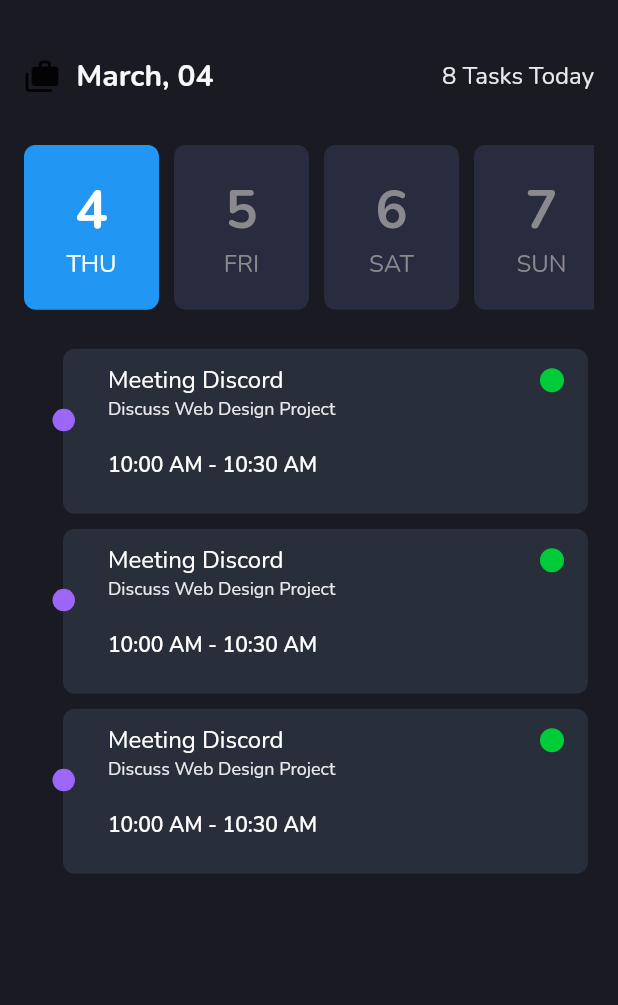
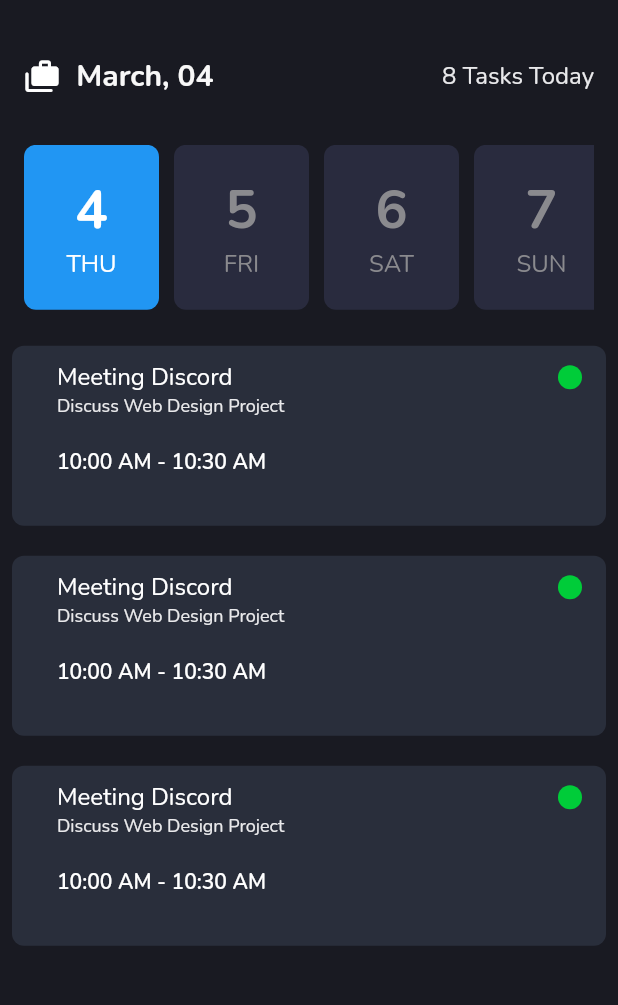
Before and after one commit to Somrat-H/Task-Management-Mobile-App-UI, a Flutter app: the Calender screen opened directly, on a phone screen of 412 x 824 dp, the part 70-1075 px from its top. Run offline on Flutter 3.47's test engine with Material 2 defaults, Android fonts, the phone set to English and light mode, and no system bars; our stand-ins replace google_fonts.

Commit message:
button auto foucs edited

```diff
--- a/lib/ widget/calender_tile.dart
+++ b/lib/ widget/calender_tile.dart
@@ -7,19 +7,8 @@
     height: 120,
     width: double.infinity,
     child: LayoutBuilder(
-
       builder: (context, constraint){
-
-      return Stack(
-        children: [
-          Align(
-            alignment: Alignment.bottomRight,
-            child: Padding(
-              padding: const EdgeInsets.only(right: 20),
-              child: SizedBox(
-                height: 110,
-                width: 350,
-                child: Container(
+      return Container(
                   decoration: BoxDecoration(
                     color: const Color(0xff292E3B),
                     borderRadius: BorderRadius.circular(8),
@@ -57,22 +46,70 @@
                       ],
                     ),
                   ),
-                ),
-              ),
-            ),
-          ),
-          Positioned(
-            top: 50,
-            left: 35,
-            child: Container(
-              height: 15,
-              width: 15,
-              decoration:
-                  const BoxDecoration(shape: BoxShape.circle, color: Color(0xff9C67F9)),
-            ),
-          )
-        ],
-      );
+                );
+      // return Stack(
+      //   children: [
+      //     Align(
+      //       alignment: Alignment.bottomRight,
+      //       child: Padding(
+      //         padding: const EdgeInsets.only(right: 20),
+      //         child: SizedBox(
+      //           height: 110,
+      //           width: 350,
+      //           child: Container(
+      //             decoration: BoxDecoration(
+      //               color: const Color(0xff292E3B),
+      //               borderRadius: BorderRadius.circular(8),
+      //             ),
+      //             child: Padding(
+      //               padding: const EdgeInsets.only(left: 30),
+      //               child: Column(
+      //                 crossAxisAlignment: CrossAxisAlignment.start,
+      //                 children: [
+      //                   Padding(
+      //                     padding: const EdgeInsets.only(top: 10, right: 16),
+      //                     child: Row(
+      //                       mainAxisAlignment: MainAxisAlignment.spaceBetween,
+      //                       children: [
+      //                         myStyle('Meeting Discord', 16, Colors.white,
+      //                             FontWeight.w400),
+      //                         Container(
+      //                           height: 16,
+      //                           width: 16,
+      //                           decoration: const BoxDecoration(
+      //                             shape: BoxShape.circle,
+      //                             color: Color(0xff00CC39),
+      //                           ),
+      //                         )
+      //                       ],
+      //                     ),
+      //                   ),
+      //                   myStyle('Discuss Web Design Project', 12,
+      //                       const Color(0xffE9E9EB), FontWeight.w400),
+      //                   const SizedBox(
+      //                     height: 20,
+      //                   ),
+      //                   myStyle('10:00 AM - 10:30 AM', 14, Colors.white,
+      //                       FontWeight.w600),
+      //                 ],
+      //               ),
+      //             ),
+      //           ),
+      //         ),
+      //       ),
+      //     ),
+      //     Positioned(
+      //       top: 50,
+      //       left: 35,
+      //       child: Container(
+      //         height: 15,
+      //         width: 15,
+      //         decoration:
+      //             const BoxDecoration(shape: BoxShape.circle, color: Color(0xff9C67F9)),
+      //       ),
+      //     )
+      //   ],
+      // );
       }
     ),
   );
--- a/lib/ui/navBar/calender.dart
+++ b/lib/ui/navBar/calender.dart
@@ -7,7 +7,6 @@
 import '../../ widget/my_style.dart';
 
 class Calender extends StatefulWidget {
-
   const Calender({Key? key}) : super(key: key);
 
   @override
@@ -34,9 +33,9 @@
               children: [
                 Row(
                   children: [
-                    const Icon(Icons.cases_rounded),
-                    myStyle(
-                        '  March, 04', 20, const Color(0xffF8F8F8), FontWeight.w700),
+                    const Icon(Icons.cases_rounded, color: Colors.white,),
+                    myStyle('  March, 04', 20, const Color(0xffF8F8F8),
+                        FontWeight.w700),
                   ],
                 ),
                 Row(
@@ -58,25 +57,35 @@
                   scrollDirection: Axis.horizontal,
                   itemBuilder: (_, index) {
                     return InkWell(
-                      onTap: (){
+                      onTap: () {
                         track = index;
-                       setState(() {
-
-                       });
+                        setState(() {});
                       },
                       child: Container(
                         height: 100,
                         width: 90,
                         decoration: BoxDecoration(
-                            color: track == index ? Colors.blue : const Color(0xff292B3E),
+                            color: track == index
+                                ? Colors.blue
+                                : const Color(0xff292B3E),
                             borderRadius: BorderRadius.circular(8)),
                         child: Column(
                           mainAxisAlignment: MainAxisAlignment.center,
                           children: [
-                            myStyle(myCalenderData[index].date.toString(), 36,
-                              track == index ?   Colors.white : const Color(0xff8A8A8E), FontWeight.w700),
-                            myStyle(myCalenderData[index].day.toString(), 16,
-                                track == index ?   Colors.white : const Color(0xff8A8A8E), FontWeight.w400),
+                            myStyle(
+                                myCalenderData[index].date.toString(),
+                                36,
+                                track == index
+                                    ? Colors.white
+                                    : const Color(0xff8A8A8E),
+                                FontWeight.w700),
+                            myStyle(
+                                myCalenderData[index].day.toString(),
+                                16,
+                                track == index
+                                    ? Colors.white
+                                    : const Color(0xff8A8A8E),
+                                FontWeight.w400),
                           ],
                         ),
                       ),
@@ -92,16 +101,23 @@
           ),
           Expanded(
               child: SingleChildScrollView(
+            child: Padding(
+              padding: const EdgeInsets.all(8.0),
               child: Column(
                 children: [
                   myCalenderTile(),
+                  const SizedBox(
+                    height: 20,
+                  ),
                   myCalenderTile(),
+                  const SizedBox(
+                    height: 20,
+                  ),
                   myCalenderTile(),
                 ],
               ),
-            )
-            )
-
+            ),
+          ))
         ],
       )),
     );
--- a/lib/ui/navBar/person.dart
+++ b/lib/ui/navBar/person.dart
@@ -18,6 +18,7 @@
                 children: [
                   myStyle("My Profile", 16, const Color(0xffF8F8F8), FontWeight.w700),
                   InkWell(
+                    autofocus: false,
                       onTap: (){
                         Navigator.pushReplacement(context, MaterialPageRoute(builder: (_)=> const LogIn()));
                       },
--- a/lib/ui/on_boarding1.dart
+++ b/lib/ui/on_boarding1.dart
@@ -120,8 +120,11 @@
               ],),
             ),
 
-
+             Divider(
+              height: MediaQuery.of(context).size.height * .15,
+            ),
             InkWell(
+              autofocus: false,
               onTap: (){
                 Navigator.push(context, MaterialPageRoute(builder: (_)=> const OnBoarding2()));
               },
--- a/lib/ui/on_boarding2.dart
+++ b/lib/ui/on_boarding2.dart
@@ -65,8 +65,11 @@
               ],),
             ),
 
-
+             Divider(
+              height: MediaQuery.of(context).size.height * .15,
+            ),
             InkWell(
+              autofocus: false,
               onTap: (){
                 Navigator.push(context, MaterialPageRoute(builder: (_)=> const OnBoarding3()));
               },
--- a/lib/ui/signup.dart
+++ b/lib/ui/signup.dart
@@ -25,6 +25,7 @@
                     Navigator.push(context, MaterialPageRoute(builder: (_)=> const OnBoarding3()));
                   }, icon: const Icon(Icons.close, color: Colors.white,)),
                  InkWell(
+                  autofocus: false,
                    onTap: (){
                      Navigator.push(context, MaterialPageRoute(builder: (_)=> const LogIn()));
                    },
@@ -73,6 +74,7 @@
             ),
             Padding(padding: const EdgeInsets.only(left: 16, right: 16),
                 child:  InkWell(
+                  autofocus: false,
                   onTap: (){
                     Navigator.push(context, MaterialPageRoute(builder: (_)=> const Stepper1()));
                   },
--- a/lib/ui/steeper3.dart
+++ b/lib/ui/steeper3.dart
@@ -68,6 +68,7 @@
             ),
             const SizedBox(height: 30,),
             InkWell(
+              autofocus: false,
               onTap: (){
                 Navigator.push(context, MaterialPageRoute(builder: (_)=> const Stepper4()));
               },
--- a/lib/ui/steeper4.dart
+++ b/lib/ui/steeper4.dart
@@ -51,6 +51,7 @@
             ),
             const SizedBox(height: 50,),
             InkWell(
+              autofocus: false,
               onTap: (){
                 Navigator.push(context, MaterialPageRoute(builder: (_)=> const Stepper5()));
               },
--- a/lib/ui/stepper1.dart
+++ b/lib/ui/stepper1.dart
@@ -122,6 +122,7 @@
             ),
             Padding(padding: const EdgeInsets.only(left: 16, right: 16),
                 child:  InkWell(
+                  autofocus: false,
                   onTap: (){
                     Navigator.push(context, MaterialPageRoute(builder: (_)=> const Stepper2()));
                   },
--- a/lib/ui/stepper2.dart
+++ b/lib/ui/stepper2.dart
@@ -44,6 +44,7 @@
               right: 16,
             ),
               child: InkWell(
+                autofocus: false,
                 onTap: (){
                   Navigator.push(context, MaterialPageRoute(builder: (_)=> const Steeper3()));
                 },
@@ -57,6 +58,7 @@
             Padding(
               padding: const EdgeInsets.only(left: 16, right: 16),
               child: InkWell(
+                autofocus: false,
                 onTap: (){
 
                   Navigator.push(context, MaterialPageRoute(builder: (_)=> const LogIn()));
--- a/lib/ui/stepper5.dart
+++ b/lib/ui/stepper5.dart
@@ -61,6 +61,7 @@
             ),
             const SizedBox(height: 50,),
             InkWell(
+              autofocus: false,
               onTap: (){
                 Navigator.push(context, MaterialPageRoute(builder: (_)=> const NavBar()));
               },
@@ -68,7 +69,6 @@
                 child: customButton(58, double.infinity, btnColor, 28, myStyle('Continue', 17, Colors.white, FontWeight.w600)),
               ),
             )
-
           ],
         ),
       ),
```
Also changed, not shown: lib/ widget/custom_bottom_sheet.dart (+7 -3 lines), lib/ widget/custom_modal_sheet.dart (+9 -9 lines), lib/ui/navBar/project.dart (+10 -0 lines), lib/ui/on_boarding3.dart (+9 -2 lines), lib/ui/splash_screen.dart (+7 -2 lines), lib/ui/team_member.dart (+32 -20 lines). Lines whose indentation alone changed are shown as unchanged.
